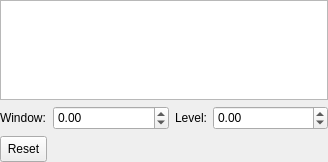
First picture: the form in resources/WindowLevelController.ui, repository inglis-dl/CTAnalyzerX, before the edit.
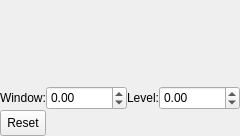
Second picture: the form after the edit.

What changed in the file:
```diff
--- a/resources/WindowLevelController.ui
+++ b/resources/WindowLevelController.ui
@@ -6,8 +6,8 @@
    <rect>
     <x>0</x>
     <y>0</y>
-    <width>328</width>
-    <height>162</height>
+    <width>233</width>
+    <height>136</height>
    </rect>
   </property>
   <property name="sizePolicy">
@@ -32,6 +32,9 @@
    <string>Form</string>
   </property>
   <layout class="QVBoxLayout" name="verticalLayout">
+   <property name="spacing">
+    <number>0</number>
+   </property>
    <property name="leftMargin">
     <number>0</number>
    </property>
@@ -46,8 +49,21 @@
    </property>
    <item>
     <layout class="QHBoxLayout" name="horizontalLayout">
+     <property name="spacing">
+      <number>0</number>
+     </property>
+     <property name="sizeConstraint">
+      <enum>QLayout::SetNoConstraint</enum>
+     </property>
      <item>
-      <widget class="QGraphicsView" name="m_view"/>
+      <widget class="QWidget" name="m_view" native="true">
+       <property name="sizePolicy">
+        <sizepolicy hsizetype="Expanding" vsizetype="Expanding">
+         <horstretch>1</horstretch>
+         <verstretch>1</verstretch>
+        </sizepolicy>
+       </property>
+      </widget>
      </item>
     </layout>
    </item>
```
